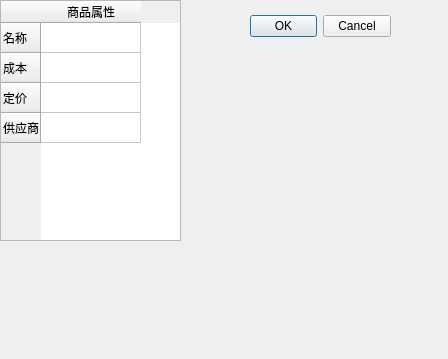
Qt form addgoods_dialog.ui (chen03-1/qt-shopping) before a commit.
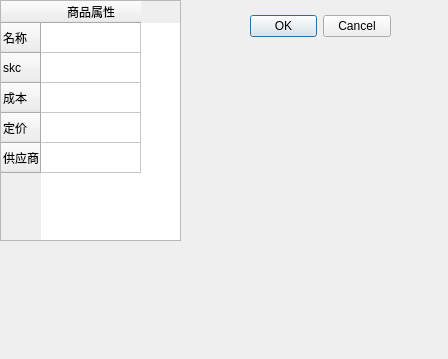
The same form after that commit.

```diff
--- a/addgoods_dialog.ui
+++ b/addgoods_dialog.ui
@@ -43,6 +43,11 @@
      <string>名称</string>
     </property>
    </row>
+   <row>
+    <property name="text">
+     <string>skc</string>
+    </property>
+   </row>
    <row>
     <property name="text">
      <string>成本</string>
```
